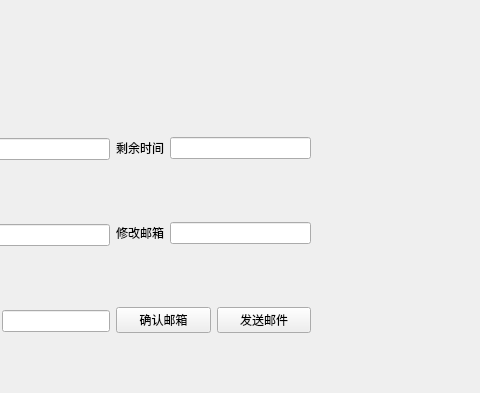
Qt form GameManager_UI.ui (chenfengshijie/GmaeManager) before a commit; both pictures show x 190 to 670 and y 0 to 393 of the 800 by 600 pixel window.
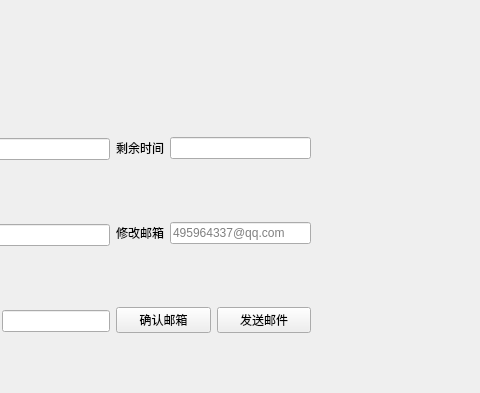
The same form after that commit.

```diff
--- a/GameManager_UI.ui
+++ b/GameManager_UI.ui
@@ -130,7 +130,11 @@
           </widget>
          </item>
          <item>
-          <widget class="QLineEdit" name="lineEdit_5"/>
+          <widget class="QLineEdit" name="lineEdit_5">
+           <property name="placeholderText">
+            <string extracomment="默认邮箱">495964337@qq.com</string>
+           </property>
+          </widget>
          </item>
         </layout>
        </item>
```
Left out of the diff: 9 changed lines with no effect on the pictures.
